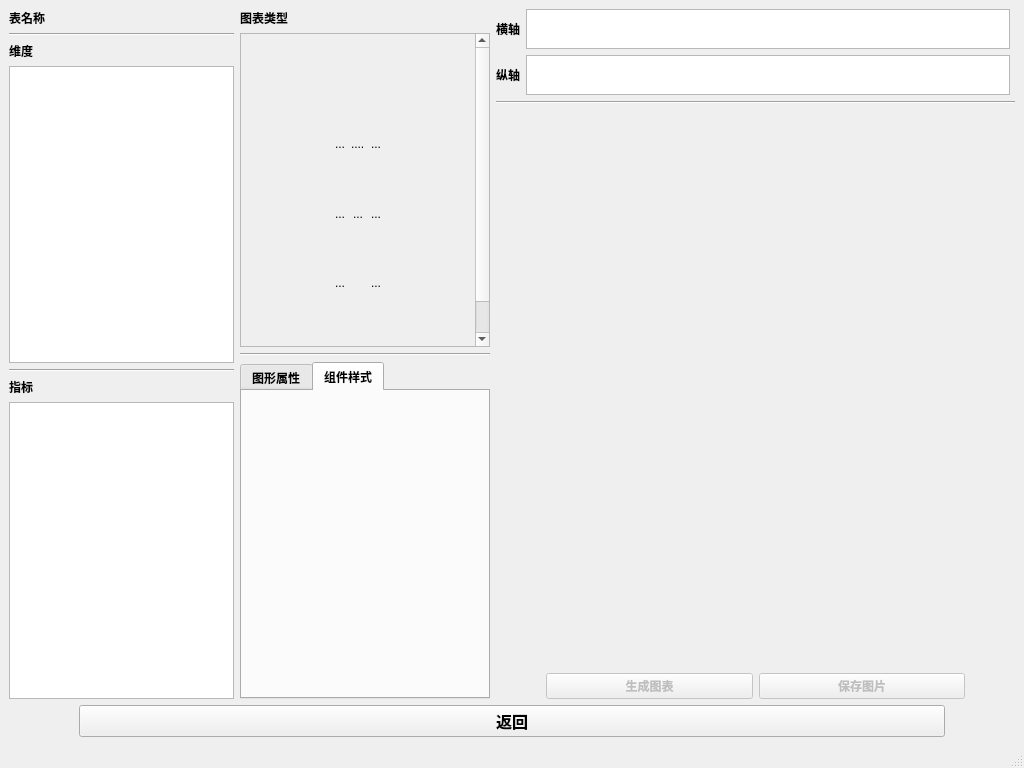
The window that views/UI_DataVisualizationWin.ui (kingry1/GraduationProject-Data-Visualization-System) describes before a commit, drawn with Qt 5.
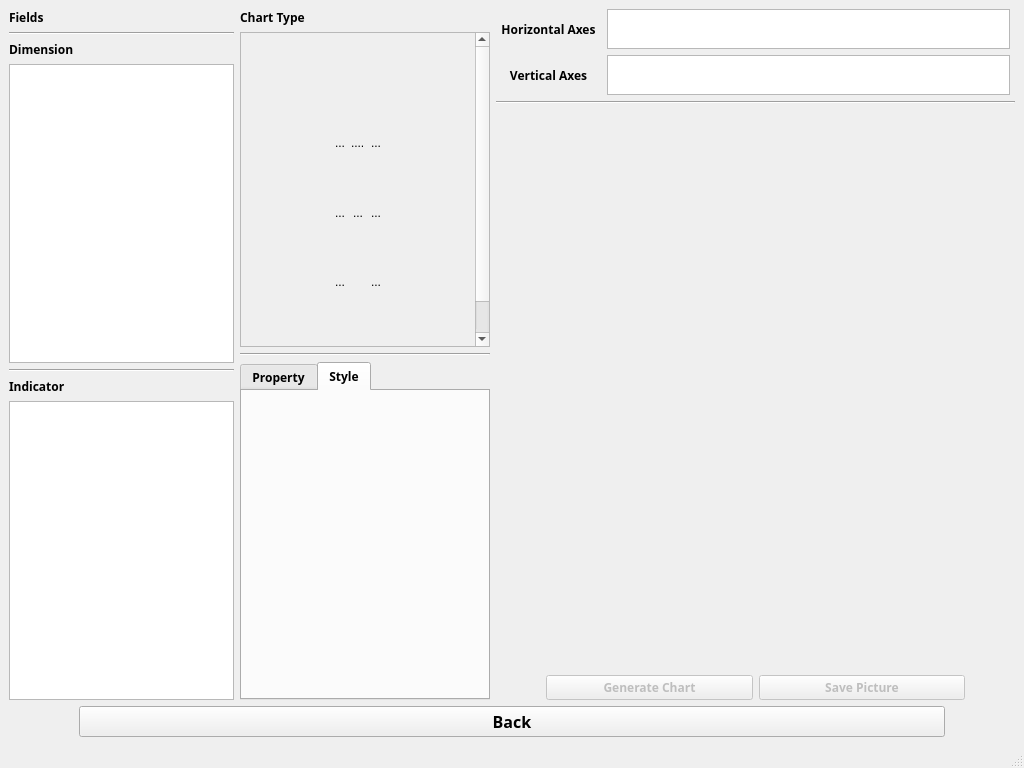
The same window after the commit. The open tabs and pages were chosen to show the change. Icons and pictures are not drawn. Custom widgets are drawn as their Qt base class.

```diff
--- a/views/UI_DataVisualizationWin.ui
+++ b/views/UI_DataVisualizationWin.ui
@@ -38,7 +38,7 @@
              </font>
             </property>
             <property name="text">
-             <string>表名称</string>
+             <string>Fields</string>
             </property>
            </widget>
           </item>
@@ -73,7 +73,7 @@
                </font>
               </property>
               <property name="text">
-               <string>维度</string>
+               <string>Dimension</string>
               </property>
              </widget>
             </item>
@@ -132,7 +132,7 @@
                </font>
               </property>
               <property name="text">
-               <string>指标</string>
+               <string>Indicator</string>
               </property>
              </widget>
             </item>
@@ -176,7 +176,7 @@
                </font>
               </property>
               <property name="text">
-               <string>图表类型</string>
+               <string>Chart Type</string>
               </property>
              </widget>
             </item>
@@ -450,7 +450,7 @@
                 </sizepolicy>
                </property>
                <attribute name="title">
-                <string>图形属性</string>
+                <string>Property</string>
                </attribute>
                <layout class="QVBoxLayout" name="verticalLayout_5">
                 <property name="leftMargin">
@@ -491,7 +491,7 @@
               </widget>
               <widget class="QWidget" name="style_tab">
                <attribute name="title">
-                <string>组件样式</string>
+                <string>Style</string>
                </attribute>
                <layout class="QHBoxLayout" name="horizontalLayout_6">
                 <property name="leftMargin">
@@ -543,8 +543,26 @@
             <property name="rightMargin">
              <number>5</number>
             </property>
-            <item>
+            <item alignment="Qt::AlignHCenter">
              <widget class="QLabel" name="horizontal_label">
+              <property name="sizePolicy">
+               <sizepolicy hsizetype="Fixed" vsizetype="Preferred">
+                <horstretch>0</horstretch>
+                <verstretch>0</verstretch>
+               </sizepolicy>
+              </property>
+              <property name="minimumSize">
+               <size>
+                <width>105</width>
+                <height>0</height>
+               </size>
+              </property>
+              <property name="maximumSize">
+               <size>
+                <width>105</width>
+                <height>16777215</height>
+               </size>
+              </property>
               <property name="font">
                <font>
                 <family>微软雅黑</family>
@@ -553,7 +571,10 @@
                </font>
               </property>
               <property name="text">
-               <string>横轴</string>
+               <string>Horizontal Axes</string>
+              </property>
+              <property name="alignment">
+               <set>Qt::AlignCenter</set>
               </property>
              </widget>
             </item>
@@ -592,8 +613,26 @@
             <property name="rightMargin">
              <number>5</number>
             </property>
-            <item>
+            <item alignment="Qt::AlignHCenter">
              <widget class="QLabel" name="vertical_label">
+              <property name="sizePolicy">
+               <sizepolicy hsizetype="Fixed" vsizetype="Preferred">
+                <horstretch>0</horstretch>
+                <verstretch>0</verstretch>
+               </sizepolicy>
+              </property>
+              <property name="minimumSize">
+               <size>
+                <width>105</width>
+                <height>0</height>
+               </size>
+              </property>
+              <property name="maximumSize">
+               <size>
+                <width>105</width>
+                <height>16777215</height>
+               </size>
+              </property>
               <property name="font">
                <font>
                 <family>微软雅黑</family>
@@ -602,7 +641,10 @@
                </font>
               </property>
               <property name="text">
-               <string>纵轴</string>
+               <string>Vertical Axes</string>
+              </property>
+              <property name="alignment">
+               <set>Qt::AlignCenter</set>
               </property>
              </widget>
             </item>
@@ -677,7 +719,7 @@
                </font>
               </property>
               <property name="text">
-               <string>生成图表</string>
+               <string>Generate Chart</string>
               </property>
              </widget>
             </item>
@@ -694,7 +736,7 @@
                </font>
               </property>
               <property name="text">
-               <string>保存图片</string>
+               <string>Save Picture</string>
               </property>
              </widget>
             </item>
@@ -749,7 +791,7 @@
            </font>
           </property>
           <property name="text">
-           <string>返回</string>
+           <string>Back</string>
           </property>
          </widget>
         </item>
```
Left out of the diff: 4 changed lines with no effect on the pictures.
